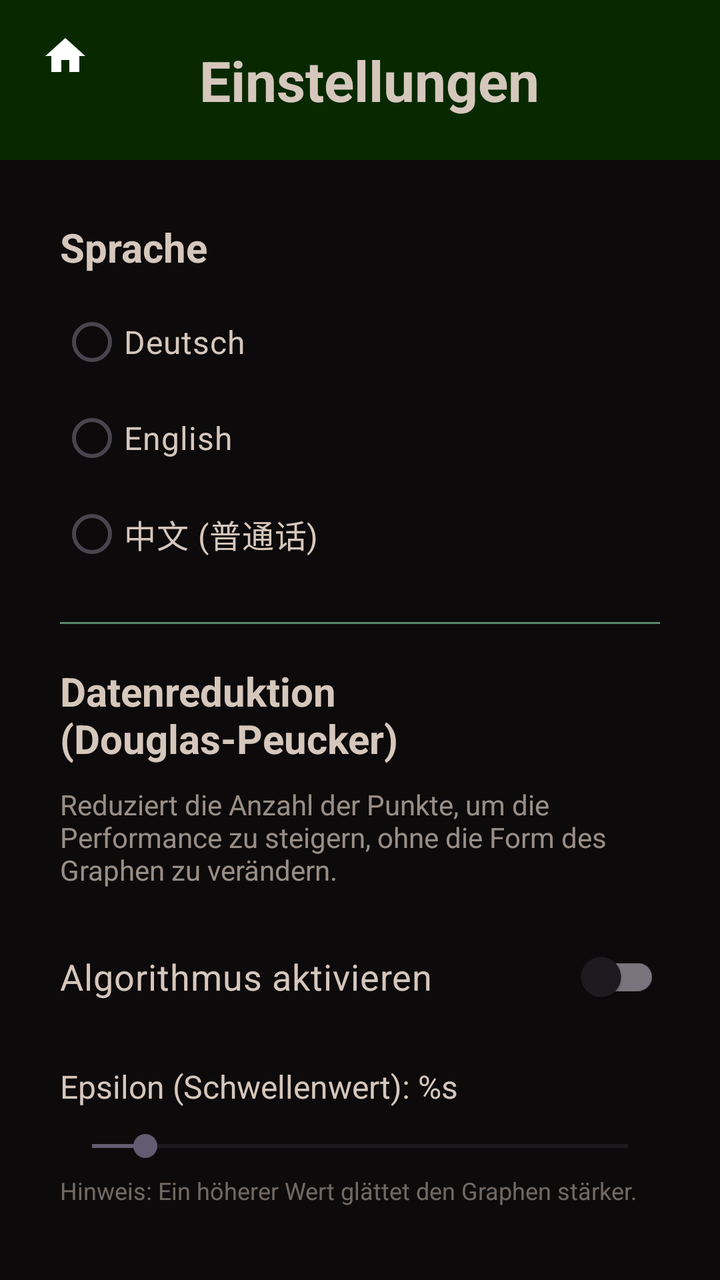
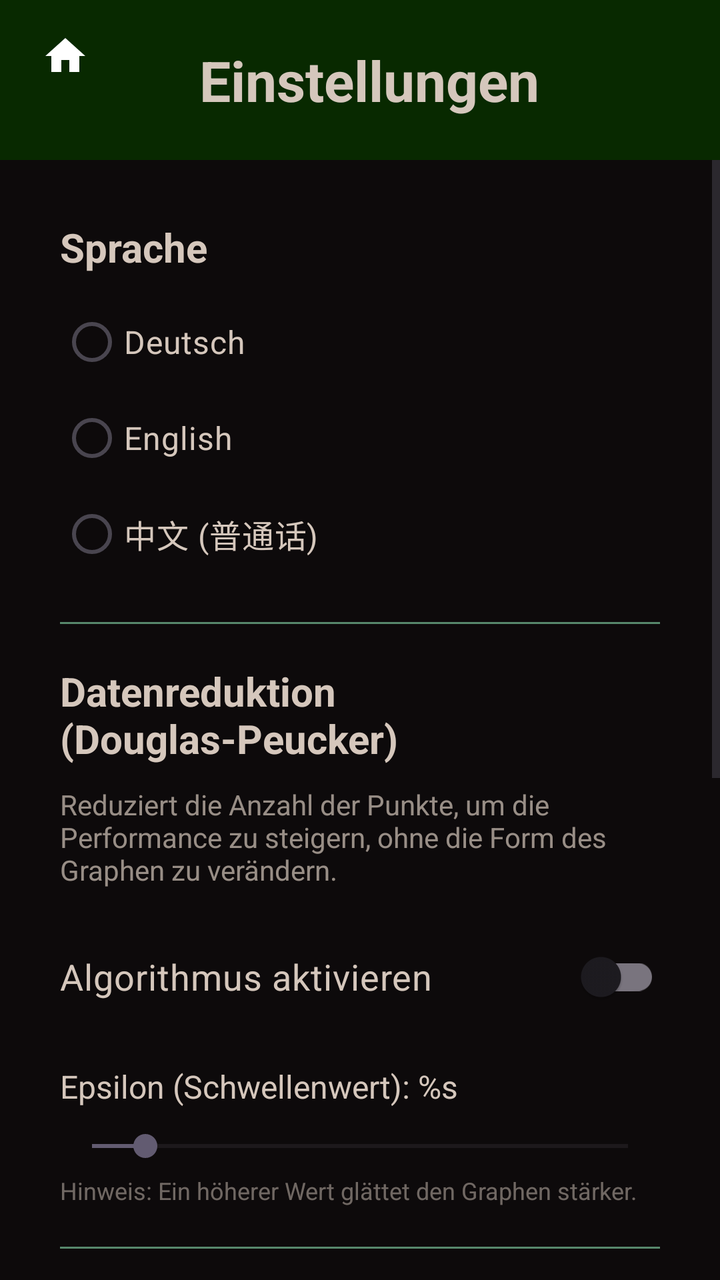

An Android layout rendered at two revisions. The XML below is the earlier revision; the diff shows what the commit changed to produce the second picture.
<!-- AndroidManifest.xml: application theme Theme.BiotSpeechIoT -->
<!-- res/layout/activity_settings.xml -->
<?xml version="1.0" encoding="utf-8"?>
<LinearLayout xmlns:android="http://schemas.android.com/apk/res/android"
    xmlns:tools="http://schemas.android.com/tools"
    android:layout_width="match_parent"
    android:id="@+id/settings"
    android:layout_height="match_parent"
    android:orientation="vertical"
    android:background="@color/background"
    tools:context=".main.MainActivity">

    <LinearLayout
        android:layout_width="match_parent"
        android:layout_height="wrap_content"
        android:background="@color/header">

        <ImageButton
            android:id="@+id/home_button"
            android:layout_width="wrap_content"
            android:layout_height="wrap_content"
            android:src="@drawable/baseline_home_24"
            android:contentDescription="Zur Startseite"
            android:background="@color/header"
            android:layout_marginTop="16dp"
            android:layout_marginStart="16dp"
            android:paddingBottom="15dp"
            android:layout_weight="1"
            android:color="@color/text"/>

        <TextView
            android:id="@+id/headerText"
            android:layout_width="0dp"
            android:layout_height="80dp"
            android:background="@color/header"
            android:gravity="center_vertical|center_horizontal"
            android:layout_weight="28"
            android:padding="17dp"
            android:layout_marginRight="40dp"
            android:text="@string/settings_title"
            android:textColor="@color/text"
            android:textSize="28sp"
            android:textStyle="bold" />

    </LinearLayout>

    <ScrollView
        android:layout_width="match_parent"
        android:layout_height="0dp"
        android:layout_weight="1">

        <LinearLayout
            android:layout_width="match_parent"
            android:layout_height="wrap_content"
            android:orientation="vertical"
            android:layout_margin="10dp">

            
            <LinearLayout
                android:layout_width="match_parent"
                android:layout_height="wrap_content"
                android:orientation="vertical"
                android:layout_margin="20dp">

                <TextView
                    android:layout_width="match_parent"
                    android:layout_height="wrap_content"
                    android:text="@string/settings_language_title"
                    android:textColor="@color/text"
                    android:textSize="20sp"
                    android:textStyle="bold"
                    android:layout_marginBottom="10dp"/>

                <RadioGroup
                    android:id="@+id/rg_language"
                    android:layout_width="match_parent"
                    android:layout_height="wrap_content"
                    android:orientation="vertical">

                    <RadioButton
                        android:id="@+id/rb_lang_de"
                        android:layout_width="wrap_content"
                        android:layout_height="wrap_content"
                        android:text="@string/settings_lang_de"
                        android:textColor="@color/text"
                        android:textSize="16sp"
                        android:paddingTop="4dp"
                        android:paddingBottom="4dp" />

                    <RadioButton
                        android:id="@+id/rb_lang_en"
                        android:layout_width="wrap_content"
                        android:layout_height="wrap_content"
                        android:text="@string/settings_lang_en"
                        android:textColor="@color/text"
                        android:textSize="16sp"
                        android:paddingTop="4dp"
                        android:paddingBottom="4dp" />

                    <RadioButton
                        android:id="@+id/rb_lang_zh"
                        android:layout_width="wrap_content"
                        android:layout_height="wrap_content"
                        android:text="@string/settings_lang_zh"
                        android:textColor="@color/text"
                        android:textSize="16sp"
                        android:paddingTop="4dp"
                        android:paddingBottom="4dp" />

                </RadioGroup>

            </LinearLayout>

            
            <View
                android:layout_width="match_parent"
                android:layout_height="1dp"
                android:layout_marginHorizontal="20dp"
                android:background="@color/button" />

            
            <LinearLayout
                android:layout_width="match_parent"
                android:layout_height="wrap_content"
                android:orientation="vertical"
                android:layout_margin="20dp">

                <TextView
                    android:layout_width="match_parent"
                    android:layout_height="wrap_content"
                    android:text="@string/settings_dp_title"
                    android:textColor="@color/text"
                    android:textSize="20sp"
                    android:textStyle="bold"
                    android:layout_marginBottom="10dp"/>

                <TextView
                    android:layout_width="match_parent"
                    android:layout_height="wrap_content"
                    android:text="@string/settings_dp_desc"
                    android:textColor="@color/text"
                    android:textSize="14sp"
                    android:layout_marginBottom="20dp"
                    android:alpha="0.7"/>

                <com.google.android.material.switchmaterial.SwitchMaterial
                    android:id="@+id/switch_dp_active"
                    android:layout_width="match_parent"
                    android:layout_height="wrap_content"
                    android:text="@string/settings_dp_enable"
                    android:textColor="@color/text"
                    android:textSize="18sp" />

                <TextView
                    android:id="@+id/tv_epsilon_value"
                    android:layout_width="match_parent"
                    android:layout_height="wrap_content"
                    android:text="@string/settings_dp_epsilon_label"
                    android:textColor="@color/text"
                    android:layout_marginTop="20dp"
                    android:textSize="16sp" />

                <SeekBar
                    android:id="@+id/seekbar_epsilon"
                    android:layout_width="match_parent"
                    android:layout_height="wrap_content"
                    android:layout_marginTop="10dp"
                    android:max="100"
                    android:progress="10" />

                <TextView
                    android:layout_width="match_parent"
                    android:layout_height="wrap_content"
                    android:text="@string/settings_dp_hint"
                    android:textColor="@color/text"
                    android:textSize="12sp"
                    android:layout_marginTop="5dp"
                    android:fontStyle="italic"
                    android:alpha="0.5"/>

            </LinearLayout>

        </LinearLayout>
    </ScrollView>

</LinearLayout>
<!-- resources referenced by this layout -->
<resources>
  <color name="background">#0D0A0B</color>
  <color name="button">#57886C</color>
  <color name="header">#082900</color>
  <color name="text">#D5C7BC</color>
  <!-- drawable baseline_home_24 (drawable) -->
  <vector xmlns:android="http://schemas.android.com/apk/res/android" android:height="24dp" android:tint="#FFFFFF" android:viewportHeight="24" android:viewportWidth="24" android:width="24dp">
        
      <path android:fillColor="@android:color/white" android:pathData="M10,20v-6h4v6h5v-8h3L12,3 2,12h3v8z"/>
      
  </vector>
  <string name="settings_dp_desc">Reduziert die Anzahl der Punkte, um die Performance zu steigern, ohne die Form des Graphen zu verändern.</string>
  <string name="settings_dp_enable">Algorithmus aktivieren</string>
  <string name="settings_dp_epsilon_label">Epsilon (Schwellenwert): %s</string>
  <string name="settings_dp_hint">Hinweis: Ein höherer Wert glättet den Graphen stärker.</string>
  <string name="settings_dp_title">Datenreduktion (Douglas-Peucker)</string>
  <string name="settings_lang_de">Deutsch</string>
  <string name="settings_lang_en">English</string>
  <string name="settings_lang_zh">中文 (普通话)</string>
  <string name="settings_language_title">Sprache</string>
  <string name="settings_title">Einstellungen</string>
  <style name="Theme.BiotSpeechIoT" parent="Base.Theme.BiotSpeechIoT" />
  <style name="Base.Theme.BiotSpeechIoT" parent="Theme.Material3.DayNight.NoActionBar">
          
          
      </style>
</resources>

<!-- the commit's change to res/layout/activity_settings.xml (unified diff, before → after) -->
@@ -178,6 +178,148 @@
 
             </LinearLayout>
 
+                <View
+                    android:layout_width="match_parent"
+                    android:layout_height="1dp"
+                    android:layout_marginHorizontal="20dp"
+                    android:background="@color/button" />
+
+            <LinearLayout
+                android:layout_width="match_parent"
+                android:layout_height="wrap_content"
+                android:orientation="vertical"
+                android:layout_margin="20dp">
+
+                <TextView
+                    android:layout_width="match_parent"
+                    android:layout_height="wrap_content"
+                    android:text="Netzwerk &amp; Server"
+                    android:textColor="@color/text"
+                    android:textSize="20sp"
+                    android:textStyle="bold"
+                    android:layout_marginBottom="10dp"/>
+
+                <LinearLayout
+                    android:layout_width="match_parent"
+                    android:layout_height="wrap_content"
+                    android:orientation="horizontal"
+                    android:gravity="center_vertical">
+
+                    <com.google.android.material.switchmaterial.SwitchMaterial
+                        android:id="@+id/switch_server_data"
+                        android:layout_width="0dp"
+                        android:layout_height="wrap_content"
+                        android:layout_weight="1"
+                        android:text="Server-Datenabruf erlauben"
+                        android:textColor="@color/text"
+                        android:textSize="18sp" />
+
+                    <ImageButton
+                        android:id="@+id/btn_info_server_data"
+                        android:layout_width="48dp"
+                        android:layout_height="48dp"
+                        android:src="@drawable/baseline_info_outline_24"
+                        android:background="?attr/selectableItemBackgroundBorderless"
+                        android:contentDescription="Info zur Serververbindung" />
+                </LinearLayout>
+
+                <TextView
+                    android:layout_width="match_parent"
+                    android:layout_height="wrap_content"
+                    android:text="Ermöglicht der App, mit dem Server zu kommunizieren."
+                    android:textColor="@color/text"
+                    android:textSize="14sp"
+                    android:layout_marginTop="2dp"
+                    android:layout_marginBottom="20dp"
+                    android:alpha="0.7"/>
+
+                <LinearLayout
+                    android:layout_width="match_parent"
+                    android:layout_height="wrap_content"
+                    android:orientation="horizontal"
+                    android:gravity="center_vertical">
+
+                    <TextView
+                        android:layout_width="0dp"
+                        android:layout_height="wrap_content"
+                        android:layout_weight="1"
+                        android:text="Broker URL / IP-Adresse"
+                        android:textColor="@color/text"
+                        android:textSize="18sp" />
+                </LinearLayout>
+
+                <EditText
+                    android:id="@+id/et_mqtt_broker_url"
+                    android:layout_width="match_parent"
+                    android:layout_height="wrap_content"
+                    android:hint="tcp://192.168.178.80:1883"
+                    android:textColor="@color/text"
+                    android:textColorHint="#888888"
+                    android:inputType="textUri"
+                    android:layout_marginTop="0dp"
+                    android:paddingBottom="10dp"
+                    android:backgroundTint="@color/text" />
+
+                <TextView
+                    android:layout_width="match_parent"
+                    android:layout_height="wrap_content"
+                    android:text="Die Adresse deines lokalen oder cloudbasierten MQTT-Brokers (inklusive Port)."
+                    android:textColor="@color/text"
+                    android:textSize="14sp"
+                    android:layout_marginTop="5dp"
+                    android:alpha="0.7"/>
+
+            </LinearLayout>
+
+                <View
+                    android:layout_width="match_parent"
+                    android:layout_height="1dp"
+                    android:layout_marginHorizontal="20dp"
+                    android:background="@color/button" />
+
+            <LinearLayout
+                android:layout_width="match_parent"
+                android:layout_height="wrap_content"
+                android:orientation="vertical"
+                android:layout_margin="20dp">
+
+                <TextView
+                    android:layout_width="match_parent"
+                    android:layout_height="wrap_content"
+                    android:text="Benachrichtigungen"
+                    android:textColor="@color/text"
+                    android:textSize="20sp"
+                    android:textStyle="bold"
+                    android:layout_marginBottom="10dp"/>
+
+                <LinearLayout
+                    android:layout_width="match_parent"
+                    android:layout_height="wrap_content"
+                    android:orientation="horizontal"
+                    android:gravity="center_vertical">
+
+                    <com.google.android.material.switchmaterial.SwitchMaterial
+                        android:id="@+id/switch_push_notifications"
+                        android:layout_width="0dp"
+                        android:layout_height="wrap_content"
+                        android:layout_weight="1"
+                        android:text="Push-Benachrichtigungen aktivieren"
+                        android:textColor="@color/text"
+                        android:textSize="18sp" />
+                </LinearLayout>
+
+                <TextView
+                    android:layout_width="match_parent"
+                    android:layout_height="wrap_content"
+                    android:text="Sendet eine System-Benachrichtigung, sobald eine deiner konfigurierten Regeln ausgelöst wird."
+                    android:textColor="@color/text"
+                    android:textSize="14sp"
+                    android:layout_marginTop="2dp"
+                    android:alpha="0.7"/>
+
+            </LinearLayout>
+
+
         </LinearLayout>
     </ScrollView>
 
<!-- resource entries referenced after the edit -->
@@ -8,6 +8,12 @@
   <vector xmlns:android="http://schemas.android.com/apk/res/android" android:height="24dp" android:tint="#FFFFFF" android:viewportHeight="24" android:viewportWidth="24" android:width="24dp">
         
       <path android:fillColor="@android:color/white" android:pathData="M10,20v-6h4v6h5v-8h3L12,3 2,12h3v8z"/>
+      
+  </vector>
+  <!-- drawable baseline_info_outline_24 (drawable) -->
+  <vector xmlns:android="http://schemas.android.com/apk/res/android" android:height="24dp" android:tint="#FFFFFF" android:viewportHeight="24" android:viewportWidth="24" android:width="24dp">
+        
+      <path android:fillColor="@android:color/white" android:pathData="M11,7h2v2h-2V7zM11,11h2v6h-2V11zM12,2C6.48,2 2,6.48 2,12s4.48,10 10,10s10,-4.48 10,-10S17.52,2 12,2zM12,20c-4.41,0 -8,-3.59 -8,-8s3.59,-8 8,-8s8,3.59 8,8S16.41,20 12,20z"/>
       
   </vector>
   <string name="settings_dp_desc">Reduziert die Anzahl der Punkte, um die Performance zu steigern, ohne die Form des Graphen zu verändern.</string>
